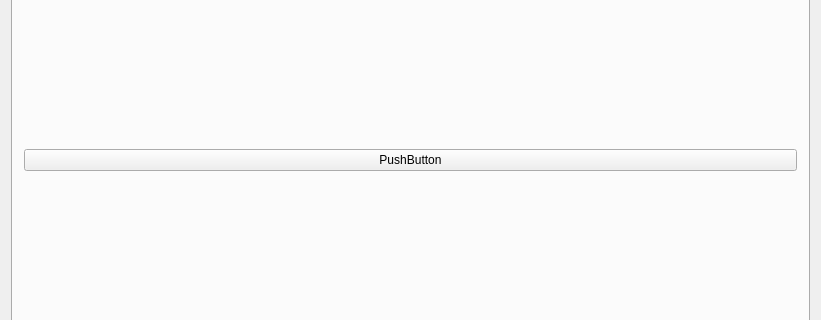
Qt form apps/livestitching/mainwindow.ui (blahgeek/OpenCV-octVR) before a commit; both pictures show x 0 to 821 and y 128 to 448 of the 821 by 575 pixel window.
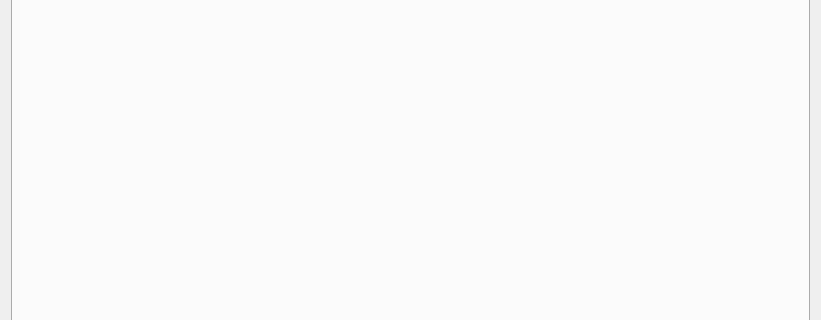
The same form after that commit.

```diff
--- a/apps/livestitching/mainwindow.ui
+++ b/apps/livestitching/mainwindow.ui
@@ -475,13 +475,6 @@
         <string>Preview</string>
        </attribute>
        <layout class="QVBoxLayout" name="verticalLayout_3">
-        <item>
-         <widget class="QPushButton" name="pushButton">
-          <property name="text">
-           <string>PushButton</string>
-          </property>
-         </widget>
-        </item>
         <item>
          <layout class="QVBoxLayout" name="preview_layout"/>
         </item>
```
